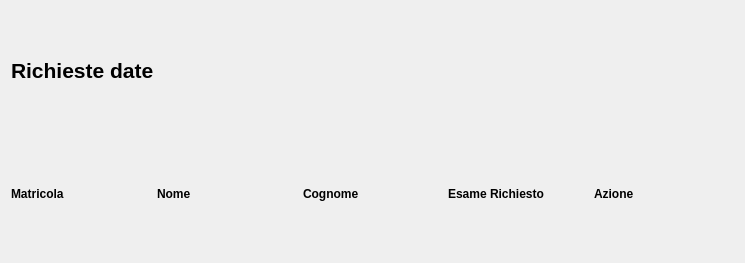
Above: gui/segreteria_dialog_fornisci_date.ui from VikSn0w/StudiSync before the change. Below: the same form after it.
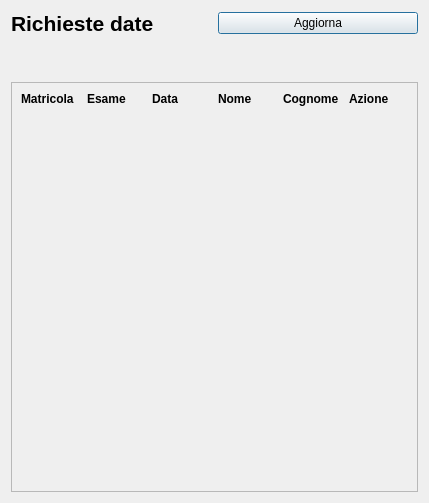
That is the form after the change.

Commit message:
Rework della GUI di fornitura_date_esami
fornitura_date_esami completamente funzionante

rework del sistema per chiamare le tabelle

aggiunta funzione di update_row

```diff
--- a/gui/segreteria_dialog_fornisci_date.ui
+++ b/gui/segreteria_dialog_fornisci_date.ui
@@ -6,88 +6,173 @@
    <rect>
     <x>0</x>
     <y>0</y>
-    <width>745</width>
-    <height>263</height>
+    <width>429</width>
+    <height>503</height>
    </rect>
   </property>
   <property name="windowTitle">
    <string>StudiSync - Segreteria Incoltra Prenotazione</string>
   </property>
-  <layout class="QGridLayout" name="gridLayout">
-   <item row="1" column="2">
-    <widget class="QLabel" name="label_3">
-     <property name="font">
-      <font>
-       <bold>true</bold>
-      </font>
-     </property>
-     <property name="text">
-      <string>Cognome</string>
-     </property>
-    </widget>
+  <layout class="QVBoxLayout" name="verticalLayout">
+   <item>
+    <layout class="QHBoxLayout" name="horizontalLayout">
+     <item>
+      <widget class="QLabel" name="label_4">
+       <property name="font">
+        <font>
+         <pointsize>16</pointsize>
+         <weight>75</weight>
+         <bold>true</bold>
+        </font>
+       </property>
+       <property name="styleSheet">
+        <string notr="true">text-align:center</string>
+       </property>
+       <property name="text">
+        <string>Richieste date </string>
+       </property>
+      </widget>
+     </item>
+     <item>
+      <widget class="QPushButton" name="AggiornaButton">
+       <property name="text">
+        <string>Aggiorna</string>
+       </property>
+      </widget>
+     </item>
+    </layout>
    </item>
-   <item row="1" column="4">
-    <widget class="QLabel" name="label_7">
-     <property name="font">
-      <font>
-       <bold>true</bold>
-      </font>
+   <item>
+    <spacer name="verticalSpacer_2">
+     <property name="orientation">
+      <enum>Qt::Vertical</enum>
      </property>
-     <property name="text">
-      <string>Azione</string>
+     <property name="sizeType">
+      <enum>QSizePolicy::Preferred</enum>
      </property>
-    </widget>
-   </item>
-   <item row="1" column="1">
-    <widget class="QLabel" name="label_2">
-     <property name="font">
-      <font>
-       <bold>true</bold>
-      </font>
+     <property name="sizeHint" stdset="0">
+      <size>
+       <width>20</width>
+       <height>40</height>
+      </size>
      </property>
-     <property name="text">
-      <string>Nome</string>
-     </property>
-    </widget>
+    </spacer>
    </item>
-   <item row="1" column="3">
-    <widget class="QLabel" name="label_5">
-     <property name="font">
-      <font>
-       <bold>true</bold>
-      </font>
+   <item>
+    <widget class="QScrollArea" name="scrollArea">
+     <property name="widgetResizable">
+      <bool>true</bool>
      </property>
-     <property name="text">
-      <string>Esame Richiesto</string>
-     </property>
-    </widget>
-   </item>
-   <item row="1" column="0">
-    <widget class="QLabel" name="label">
-     <property name="font">
-      <font>
-       <bold>true</bold>
-      </font>
-     </property>
-     <property name="text">
-      <string>Matricola</string>
-     </property>
-    </widget>
-   </item>
-   <item row="0" column="0" colspan="4">
-    <widget class="QLabel" name="label_4">
-     <property name="font">
-      <font>
-       <pointsize>16</pointsize>
-       <bold>true</bold>
-      </font>
-     </property>
-     <property name="styleSheet">
-      <string notr="true">text-align:center</string>
-     </property>
-     <property name="text">
-      <string>Richieste date </string>
-     </property>
+     <widget class="QWidget" name="scrollAreaWidgetContents">
+      <property name="geometry">
+       <rect>
+        <x>0</x>
+        <y>0</y>
+        <width>409</width>
+        <height>404</height>
+       </rect>
+      </property>
+      <layout class="QVBoxLayout" name="verticalLayout_2">
+       <item>
+        <layout class="QHBoxLayout" name="horizontalLayout_2">
+         <item>
+          <widget class="QLabel" name="label_3">
+           <property name="font">
+            <font>
+             <weight>75</weight>
+             <bold>true</bold>
+            </font>
+           </property>
+           <property name="text">
+            <string>Matricola</string>
+           </property>
+          </widget>
+         </item>
+         <item>
+          <widget class="QLabel" name="label_2">
+           <property name="font">
+            <font>
+             <weight>75</weight>
+             <bold>true</bold>
+            </font>
+           </property>
+           <property name="text">
+            <string>Esame</string>
+           </property>
+          </widget>
+         </item>
+         <item>
+          <widget class="QLabel" name="label">
+           <property name="font">
+            <font>
+             <weight>75</weight>
+             <bold>true</bold>
+            </font>
+           </property>
+           <property name="text">
+            <string>Data</string>
+           </property>
+          </widget>
+         </item>
+         <item>
+          <widget class="QLabel" name="label_5">
+           <property name="font">
+            <font>
+             <weight>75</weight>
+             <bold>true</bold>
+            </font>
+           </property>
+           <property name="text">
+            <string>Nome</string>
+           </property>
+          </widget>
+         </item>
+         <item>
+          <widget class="QLabel" name="label_6">
+           <property name="font">
+            <font>
+             <weight>75</weight>
+             <bold>true</bold>
+            </font>
+           </property>
+           <property name="text">
+            <string>Cognome</string>
+           </property>
+          </widget>
+         </item>
+         <item>
+          <widget class="QLabel" name="label_7">
+           <property name="font">
+            <font>
+             <weight>75</weight>
+             <bold>true</bold>
+            </font>
+           </property>
+           <property name="text">
+            <string>Azione</string>
+           </property>
+          </widget>
+         </item>
+        </layout>
+       </item>
+       <item>
+        <layout class="QVBoxLayout" name="TableView"/>
+       </item>
+       <item>
+        <spacer name="verticalSpacer">
+         <property name="orientation">
+          <enum>Qt::Vertical</enum>
+         </property>
+         <property name="sizeHint" stdset="0">
+          <size>
+           <width>20</width>
+           <height>40</height>
+          </size>
+         </property>
+        </spacer>
+       </item>
+      </layout>
+     </widget>
     </widget>
    </item>
   </layout>
```
Left out of the diff: 2 changed lines with no effect on the pictures. The commit also changes 16 other files.
